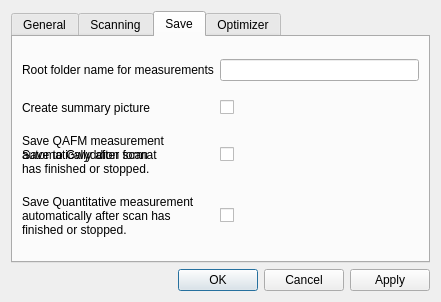
Qt form gui/ui_qafm_settings.ui (sriharijayaram5/qudi) before a commit.
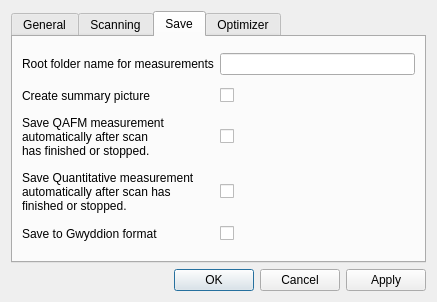
The same form after that commit. The open tabs and pages were chosen to show the change. Custom widgets are drawn as their Qt base class.

Commit message: Corrected overlapping labels in check boxes in 'save settings' tab

Patch:
```diff
--- a/gui/ui_qafm_settings.ui
+++ b/gui/ui_qafm_settings.ui
@@ -6,7 +6,7 @@
    <rect>
     <x>0</x>
     <y>0</y>
-    <width>441</width>
+    <width>437</width>
     <height>302</height>
    </rect>
   </property>
@@ -327,15 +327,15 @@
          </property>
         </widget>
        </item>
-       <item row="3" column="2">
+       <item row="4" column="2">
         <widget class="QCheckBox" name="save_to_gwyddion_CheckBox">
          <property name="text">
           <string/>
          </property>
         </widget>
        </item>
-       <item row="2" column="0">
-        <widget class="QLabel" name="label_13">
+       <item row="4" column="0">
+        <widget class="QLabel" name="label_15">
          <property name="text">
           <string>Save to Gwyddion format</string>
          </property>
```
Left out of the diff: 28 changed lines with no effect on the pictures.
